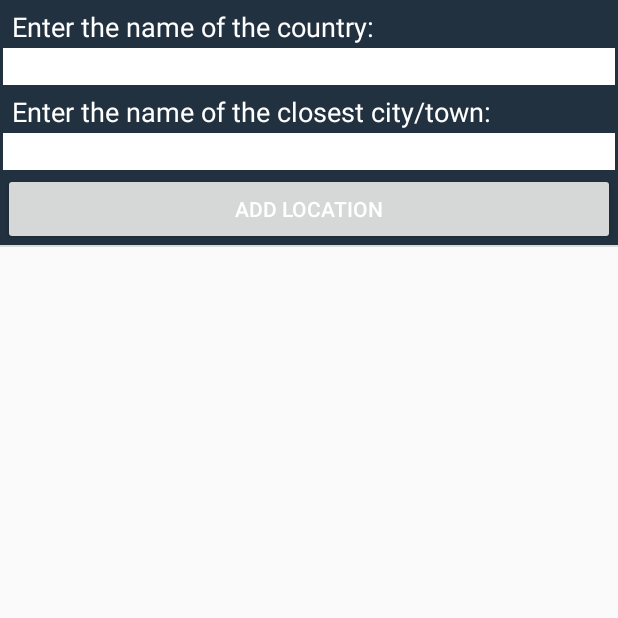
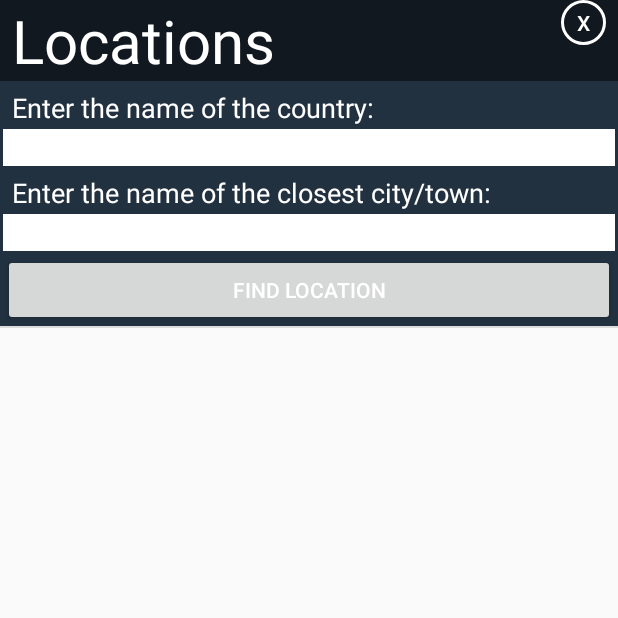
Before and after one commit to Toonwire/WeatherApp, an Android app: the AddLocationActivity screen opened directly, with no data from a screen before it, on a phone screen of 412 x 824 dp, the top half of it. Run offline under Robolectric (Android 15) with nearby library versions, the phone set to English and light mode, and no system bars.

Commit message:
AddLocationActivity virker og sender alle locations tilbage til LocationsActivity. Vi mangler kun at gemme dem i en tekstfil, så man hurtigt kan finde dem igen.

```diff
--- a/app/src/main/java/project/weatherapp/AddLocationActivity.java
+++ b/app/src/main/java/project/weatherapp/AddLocationActivity.java
@@ -4,7 +4,6 @@ import android.app.ListActivity;
 import android.app.ProgressDialog;
 import android.content.Context;
 import android.content.Intent;
-import android.location.Address;
 import android.os.AsyncTask;
 import android.os.Bundle;
 import android.util.Log;
@@ -14,6 +13,7 @@ import android.view.ViewGroup;
 import android.widget.BaseAdapter;
 import android.widget.Button;
 import android.widget.EditText;
+import android.widget.LinearLayout;
 import android.widget.ListView;
 import android.widget.RelativeLayout;
 import android.widget.TextView;
@@ -29,18 +29,15 @@ import java.util.List;
 public class AddLocationActivity extends ListActivity {
 
     private static final String TAG_RESULTS = "results";
-    private static final String TAG_ADDRESS_COMPONENTS = "address_components";
-    private static final String TAG_CITY_NAME = "long_name";
-    private static final String TAG_COUNTRY_LONG_NAME = "long_name";
-    private static final String TAG_COUNTRY_SHORT_NAME = "short_name";
-    private static final String TAG_POSTAL_CODE = "long_name";
     private static final String TAG_FORMATED_ADDRESS = "formatted_address";
     private static final String TAG_GEOMETRY = "geometry";
     private static final String TAG_LOCATION = "location";
     private static final String TAG_LONGITUDE = "lng";
     private static final String TAG_LATITUDE = "lat";
 
-    List<Location> locations = new ArrayList<Location>();
+    List<Location> locations = new ArrayList<>();
+
+    private static Context mContext;
 
     JSONArray resultArray;
 
@@ -53,9 +50,9 @@ public class AddLocationActivity extends ListActivity {
 
     ListView listView;
     LocationAdapter mAdapter;
-    RelativeLayout headerView;
+    LinearLayout headerView;
 
-    private Button btAddLocation;
+    private Button btShowLocations;
     private Button btCloseAddLocation;
     private EditText etCountryName;
     private EditText etCityName;
@@ -65,40 +62,46 @@ public class AddLocationActivity extends ListActivity {
     protected void onCreate(Bundle savedInstanceState) {
         super.onCreate(savedInstanceState);
 
-        mAdapter = new LocationAdapter(getApplicationContext());
+        mContext = getApplicationContext();
+        mAdapter = new LocationAdapter(mContext);
         listView = getListView();
 
         listView.setHeaderDividersEnabled(true);
 
         LayoutInflater inflater = LayoutInflater.from(AddLocationActivity.this);
 
-        headerView = (RelativeLayout) inflater.inflate(R.layout.add_location_header,null);
+        headerView = (LinearLayout) inflater.inflate(R.layout.add_location_header,null);
 
         listView.addHeaderView(headerView);
 
-        btAddLocation = (Button) findViewById(R.id.add_location_in_add_location);
+        btShowLocations = (Button) findViewById(R.id.show_locations_in_add_location);
+        btCloseAddLocation =(Button) findViewById(R.id.add_locations_close_button);
         etCountryName = (EditText) findViewById(R.id.country_name_input);
         etCityName = (EditText) findViewById(R.id.city_name_input);
 
-        btAddLocation.setOnClickListener(new View.OnClickListener() {
+        btShowLocations.setOnClickListener(new View.OnClickListener() {
             @Override
             public void onClick(View view) {
                 countryName = etCountryName.getText().toString();
                 cityName = etCityName.getText().toString();
                 url = "http://maps.google.com/maps/api/geocode/json?address=" + cityName + "-" + countryName + "&sensor=false";
+                locations.clear();
+                mAdapter.notifyDataSetChanged();
                 new GetAllLocations().execute();
             }
         });
 
+        btCloseAddLocation.setOnClickListener(new View.OnClickListener() {
+            @Override
+            public void onClick(View v) {
+                finish();
+            }
+        });
 
         listView.setAdapter(mAdapter);
 
     }
 
-    protected void onResume() {
-        super.onResume();
-
-    }
 
     private class LocationAdapter extends BaseAdapter {
 
@@ -138,7 +141,7 @@ public class AddLocationActivity extends ListActivity {
         }
 
         @Override
-        public View getView(int position, View convertView, ViewGroup parent) {
+        public View getView(final int position, View convertView, ViewGroup parent) {
 
             final Location location = locations.get(position);
 
@@ -155,10 +158,29 @@ public class AddLocationActivity extends ListActivity {
                 public void onClick(View view) {
 
                     Intent intent = new Intent();
-                    setResult(RESULT_OK,intent);
+
+                    intent.putExtra("longitude", location.getLongitude());
+
+                    Log.d("arraywithlocations", location.getLongitude().toString());
+
+                    intent.putExtra("latitude", location.getLatitude());
+
+                    Log.d("arraywithlocations", location.getLatitude().toString());
+
+                    intent.putExtra("locationName", location.getLocationName());
+
+                    Log.d("arraywithlocations", location.getLocationName());
+
+                    setResult(RESULT_OK, intent);
 
                     Toast.makeText(mContext, "Added: " + location.toString(), Toast.LENGTH_SHORT).show();
-                    listView.setAdapter(mAdapter);
+
+                    Log.d("arraywithlocations", location.getLocationName());
+
+                    finish();
+
+                    Log.d("arraywithlocations", "after finish()");
+
                 }
             });
 
@@ -198,7 +220,6 @@ public class AddLocationActivity extends ListActivity {
                     JSONObject jsonObj = new JSONObject(jsonStr);
 
                     // Getting JSON Array node
-
                     resultArray = jsonObj.getJSONArray(TAG_RESULTS);
 
                     Log.d("loop","Is before loop");
@@ -225,32 +246,6 @@ public class AddLocationActivity extends ListActivity {
                     Log.d("loop","Is after loop");
 
 
-                    /*
-                    dt = jsonObj.getString(TAG_DT);
-                    city = jsonObj.getString(TAG_CITY);
-
-                    JSONObject todaysSysResources = jsonObj.getJSONObject(TAG_SYS);
-                    sunrise = todaysSysResources.getString(TAG_SUNRISE);
-                    sunset = todaysSysResources.getString(TAG_SUNSET);
-
-                    JSONArray todaysWeatherResources = jsonObj.getJSONArray(TAG_WEATHER);
-                    JSONObject todaysWeather = todaysWeatherResources.getJSONObject(0);
-                    weatherID = Integer.parseInt(todaysWeather.getString(TAG_ID));
-
-                    JSONObject todaysMainResources = jsonObj.getJSONObject(TAG_MAIN);
-                    temperature = todaysMainResources.getString(TAG_TEMPERATURE);
-                    pressure = todaysMainResources.getString(TAG_PRESSURE);
-                    hum<idity = todaysMainResources.getString(TAG_HUMIDITY);
-
-                    JSONObject todaysWindResources = jsonObj.getJSONObject(TAG_WIND);
-                    windSpeed = todaysWindResources.getString(TAG_WIND_SPEED);
-                    windDeg = todaysWindResources.getString(TAG_WIND_DEGREES);
-
-                    JSONObject todaysRainResources = jsonObj.getJSONObject(TAG_RAIN);
-                    rain = todaysRainResources.getString(TAG_3H);
-                    Log.d("tagtest", rain);
-                    */
-
                 } catch (JSONException e) {
                     e.printStackTrace();
                 }
@@ -268,9 +263,17 @@ public class AddLocationActivity extends ListActivity {
             // Dismiss the progress dialog
             if (pDialog.isShowing())
                 pDialog.dismiss();
+
+            if (locations.size() == 0) {
+                Toast.makeText(mContext,"Could not find the location.",Toast.LENGTH_SHORT).show();
+            }
+
+            mAdapter.notifyDataSetChanged();
+
             /**
              * Updating parsed JSON data into ListView
              * */
+
 
         }
 
--- a/app/src/main/java/project/weatherapp/Location.java
+++ b/app/src/main/java/project/weatherapp/Location.java
@@ -8,10 +8,10 @@ import android.content.Intent;
 public class Location {
 
     private String mLocationName;
-    private Double mLongitude;
-    private Double mLatitude;
+    private double mLongitude;
+    private double mLatitude;
 
-    Location(String locationName, Double longitude, Double latitude) {
+    Location(String locationName, double longitude, double latitude) {
         this.mLocationName = locationName;
         this.mLongitude = longitude;
         this.mLatitude = latitude;
--- a/app/src/main/res/layout/add_location_header.xml
+++ b/app/src/main/res/layout/add_location_header.xml
@@ -1,16 +1,55 @@
 <?xml version="1.0" encoding="utf-8"?>
-<RelativeLayout xmlns:android="http://schemas.android.com/apk/res/android"
+<LinearLayout xmlns:android="http://schemas.android.com/apk/res/android"
     android:id="@+id/add_location_view"
     android:layout_width="match_parent"
     android:layout_height="match_parent"
     android:orientation="vertical"
     android:background="#22313f">
 
+    <RelativeLayout
+    android:layout_width="match_parent"
+    android:layout_height="match_parent"
+    android:layout_weight="9"
+    android:background="#80000000">             <!-- #AARRGGBB -->
+
+        <TextView
+            android:id="@+id/settings_menu_title"
+            android:layout_width="wrap_content"
+            android:layout_height="wrap_content"
+            android:textSize="40sp"
+            android:text="@string/locations_settings_manage"
+            android:textColor="#FFFFFF"
+            android:layout_alignParentLeft="true"
+            android:layout_alignParentStart="true"
+            android:layout_marginLeft="8dp"
+            android:layout_marginStart="8dp"/>
+
+        <!-- Button til at komme ud af settings og ind i main igen -->
+
+        <Button
+            android:id="@+id/add_locations_close_button"
+            android:layout_width="30dp"
+            android:layout_height="30dp"
+            android:text="@string/settings_button_x"
+            android:textColor="#FFFFFF"
+            android:background="@drawable/round_button"
+            android:layout_alignParentRight="true"
+            android:layout_alignParentEnd="true"
+            android:layout_marginRight="8dp"
+            android:layout_marginEnd="8dp"/>
+
+    </RelativeLayout>
+
+    <RelativeLayout
+        android:layout_width="match_parent"
+        android:layout_height="match_parent"
+        android:layout_weight="1">
+
         <TextView
             android:layout_width="wrap_content"
             android:layout_height="wrap_content"
             android:textAppearance="?android:attr/textAppearanceMedium"
-        android:text="Enter the name of the country:"
+            android:text="@string/country_name_input"
             android:id="@+id/country_name_title"
             android:textColor="#FFFFFF"
             android:layout_gravity="center_horizontal"
@@ -32,7 +71,7 @@
             android:layout_width="wrap_content"
             android:layout_height="wrap_content"
             android:textAppearance="?android:attr/textAppearanceMedium"
-        android:text="Enter the name of the closest city/town:"
+            android:text="@string/city_name_input"
             android:id="@+id/city_name_title"
             android:textColor="#FFFFFF"
             android:layout_gravity="center_horizontal"
@@ -60,11 +99,12 @@
             android:orientation="vertical"
             android:layout_width="fill_parent"
             android:layout_height="wrap_content"
-        android:id="@+id/add_location_in_add_location"
-        android:text="@string/add_location"
+            android:id="@+id/show_locations_in_add_location"
+            android:text="@string/add_location_show_location"
             android:layout_alignParentBottom="true"
             android:textColor="#FFFFFF"
             android:layout_below="@+id/city_name_input" />
 
+        </RelativeLayout>
 
-</RelativeLayout>
+</LinearLayout>
--- a/app/src/main/res/layout/add_location_list.xml
+++ b/app/src/main/res/layout/add_location_list.xml
@@ -13,8 +13,7 @@
         android:layout_alignParentLeft="true"
         android:textSize="30sp"
         android:textStyle="bold"
-        android:textColor="#FFFFFF"
-        android:text="Helsingør, Denmark"/>
+        android:textColor="#FFFFFF" />
 
     <Button
         android:id="@+id/location_add_this_location_btn"
@@ -22,6 +21,6 @@
         android:layout_height="wrap_content"
         android:layout_alignParentRight="true"
         android:layout_marginRight="5dp"
-        android:text="Delete" />
+        android:text="Add" />
 
 </RelativeLayout>
--- a/app/src/main/res/values/strings.xml
+++ b/app/src/main/res/values/strings.xml
@@ -54,6 +54,9 @@
     <string name="sunriseset_title">Sunrise and sunset</string>
     <string name="wind_speed_title">Windspeed</string>
     <string name="locations_settings_manage">Locations</string>
+    <string name="add_location_show_location">Find location</string>
+    <string name="city_name_input">Enter the name of the closest city/town:</string>
+    <string name="country_name_input">Enter the name of the country:</string>
 
     <string-array name="listdata">
         <item>item 1</item>
```
Also changed, not shown: app/src/main/java/project/weatherapp/LocationsActivity.java (+33 -11 lines). Lines whose indentation alone changed are shown as unchanged.
